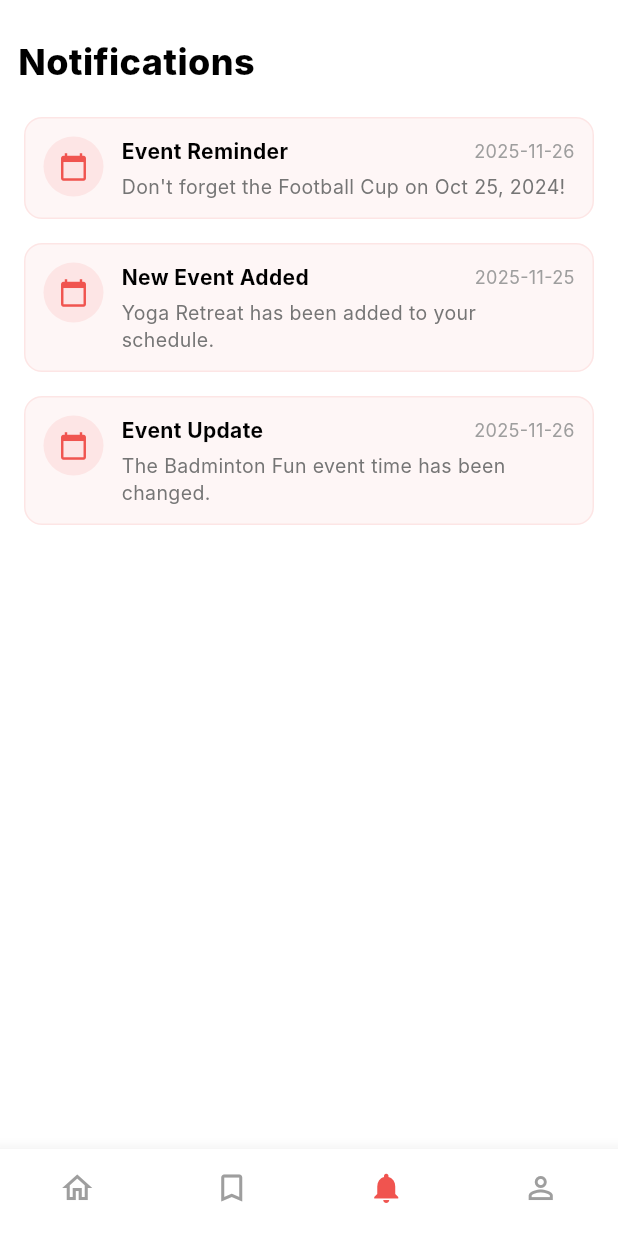
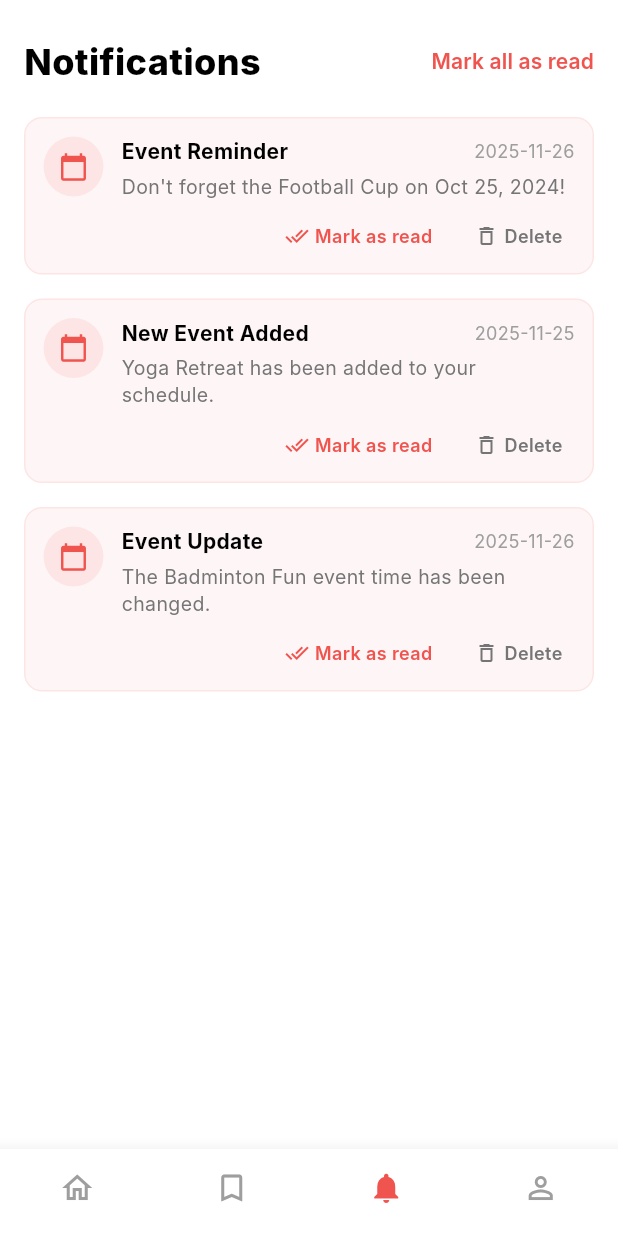
Before and after one commit to pbp-kelompok-b06/sportnet-mobile, a Flutter app: the screen it shows after launch, item 3 of the bottom bar chosen, on a phone screen of 412 x 824 dp. Run offline on Flutter 3.47's test engine with Material 3 defaults, Android fonts, the light colour scheme and no system bars; network calls fail; Roboto replaces fonts that are missing (Inter).

Commit message:
Add read delete Notifikasi

```diff
--- a/lib/screens/notif_page.dart
+++ b/lib/screens/notif_page.dart
@@ -1,13 +1,16 @@
 import 'package:flutter/material.dart';
-import '../models/notifications.dart' as model; // Menggunakan alias untuk menghindari konflik nama
+import '../models/notifications.dart' as model;
 
-class NotificationsPage extends StatelessWidget {
+class NotificationsPage extends StatefulWidget {
   const NotificationsPage({super.key});
 
-  // Contoh data dummy menggunakan model.
-  // Pastikan class di 'models/notifications.dart' bernama Notification
-  // atau sesuaikan bagian ini dengan nama class Anda (misal: model.NotificationItem).
-  static final List<model.Notification> _allNotifications = [
+  @override
+  State<NotificationsPage> createState() => _NotificationsPageState();
+}
+
+class _NotificationsPageState extends State<NotificationsPage> {
+  // Data notifikasi dipindahkan ke state agar bisa diubah (mutable)
+  static List<model.Notification> _notifications = [
     model.Notification(
     id: 1,
     title: "Event Reminder",
@@ -32,22 +35,59 @@ class NotificationsPage extends StatelessWidget {
   ),
   ];
 
+  // Fungsi untuk menandai semua sebagai sudah dibaca
+  void _markAllAsRead() {
+    setState(() {
+      _notifications = _notifications.map((n) {
+        return model.Notification(
+          id: n.id,
+          title: n.title,
+          message: n.message,
+          timestamp: n.timestamp,
+          isRead: true,
+          eventId: n.eventId,
+        );
+      }).toList();
+    });
+  }
+
+  // Fungsi untuk menandai satu item sebagai sudah dibaca
+  void _markAsRead(int index) {
+    setState(() {
+      final old = _notifications[index];
+      _notifications[index] = model.Notification(
+        title: old.title,
+        message: old.message,
+        timestamp: old.timestamp,
+        isRead: true,
+        eventId: old.eventId,
+        id: old.id,
+      );
+    });
+  }
+
+  // Fungsi untuk menghapus notifikasi
+  void _deleteNotification(int index) {
+    setState(() {
+      _notifications.removeAt(index);
+    });
+  }
+
   @override
   Widget build(BuildContext context) {
     const Color primaryOrange = Color(0xFFF0544F);
 
-    return Scaffold(
-      body: SafeArea(
+    return SafeArea(
       child: Column(
         crossAxisAlignment: CrossAxisAlignment.start,
         children: [
           const SizedBox(height: 24),
-            // --- Header ---
+          // --- Header dengan Tombol "Mark all as read" ---
           Padding(
-              padding: const EdgeInsets.symmetric(horizontal: 8.0), // Reduced slightly to accommodate button padding
+            padding: const EdgeInsets.symmetric(horizontal: 16.0),
             child: Row(
+              mainAxisAlignment: MainAxisAlignment.spaceBetween,
               children: [
-                  const SizedBox(width: 4),
                 const Text(
                   'Notifications',
                   style: TextStyle(
@@ -56,42 +96,52 @@ class NotificationsPage extends StatelessWidget {
                     color: Colors.black,
                   ),
                 ),
+                TextButton(
+                  onPressed: _markAllAsRead,
+                  style: TextButton.styleFrom(
+                    padding: EdgeInsets.zero,
+                    minimumSize: const Size(50, 30),
+                    tapTargetSize: MaterialTapTargetSize.shrinkWrap,
+                  ),
+                  child: const Text(
+                    'Mark all as read',
+                    style: TextStyle(
+                      color: primaryOrange,
+                      fontWeight: FontWeight.w600,
+                      fontSize: 14,
+                    ),
+                  ),
+                ),
               ],
             ),
           ),
           const SizedBox(height: 20),
 
           // --- List ---
-            if (_allNotifications.isEmpty)
           Expanded(
-                child: Center(
+            child: _notifications.isEmpty
+                ? Center(
                     child: Text(
-                    'No notifications available.',
-                    style: TextStyle(
-                      fontSize: 16,
-                      color: Colors.grey.shade600,
-                    ),
-                  ),
+                      'No notifications',
+                      style: TextStyle(color: Colors.grey.shade500),
                     ),
                   )
-            else
-            Expanded(
-              child: ListView.builder(
+                : ListView.builder(
                     padding: const EdgeInsets.symmetric(horizontal: 16.0),
-                itemCount: _allNotifications.length,
+                    itemCount: _notifications.length,
                     itemBuilder: (context, index) {
-                  final notif = _allNotifications[index];
-                  return _buildNotificationItem(notif, primaryOrange);
+                      return _buildNotificationItem(index, primaryOrange);
                     },
                   ),
           ),
         ],
       ),
-      )
     );
   }
 
-  Widget _buildNotificationItem(model.Notification notif, Color primaryColor) {
+  Widget _buildNotificationItem(int index, Color primaryColor) {
+    final notif = _notifications[index];
+
     return Container(
       margin: const EdgeInsets.only(bottom: 16.0),
       padding: const EdgeInsets.all(12.0),
@@ -99,16 +149,22 @@ class NotificationsPage extends StatelessWidget {
         color: !notif.isRead ? primaryColor.withOpacity(0.05) : Colors.white,
         borderRadius: BorderRadius.circular(12),
         border: Border.all(
-          color: !notif.isRead ? primaryColor.withOpacity(0.1) : Colors.grey.shade200,
+          color: !notif.isRead
+              ? primaryColor.withOpacity(0.1)
+              : Colors.grey.shade200,
         ),
       ),
-      child: Row(
+      child: Column(
+        children: [
+          Row(
             crossAxisAlignment: CrossAxisAlignment.start,
             children: [
               Container(
                 padding: const EdgeInsets.all(10),
                 decoration: BoxDecoration(
-              color: !notif.isRead ? primaryColor.withOpacity(0.1) : Colors.grey.shade100,
+                  color: !notif.isRead
+                      ? primaryColor.withOpacity(0.1)
+                      : Colors.grey.shade100,
                   shape: BoxShape.circle,
                 ),
                 child: Icon(
@@ -130,7 +186,9 @@ class NotificationsPage extends StatelessWidget {
                           style: TextStyle(
                             fontWeight: FontWeight.bold,
                             fontSize: 14,
-                        color: !notif.isRead ? Colors.black : Colors.grey.shade800,
+                            color: !notif.isRead
+                                ? Colors.black
+                                : Colors.grey.shade800,
                           ),
                         ),
                         Text(
@@ -156,6 +214,76 @@ class NotificationsPage extends StatelessWidget {
               ),
             ],
           ),
+          // --- Action Buttons Row ---
+          const SizedBox(height: 12),
+          Row(
+            mainAxisAlignment: MainAxisAlignment.end,
+            children: [
+              if (!notif.isRead) ...[
+                _buildActionButton(
+                  icon: Icons.done_all,
+                  label: 'Mark as read',
+                  color: primaryColor,
+                  onTap: () => _markAsRead(index),
+                ),
+                const SizedBox(width: 12),
+              ],
+              _buildActionButton(
+                icon: Icons.delete_outline,
+                label: 'Delete',
+                color: Colors.grey.shade600,
+                onTap: () => _deleteNotification(index),
+              ),
+            ],
+          ),
+        ],
+      ),
     );
   }
+
+  Widget _buildActionButton({
+    required IconData icon,
+    required String label,
+    required Color color,
+    required VoidCallback onTap,
+  }) {
+    return InkWell(
+      onTap: onTap,
+      borderRadius: BorderRadius.circular(8),
+      child: Padding(
+        padding: const EdgeInsets.symmetric(horizontal: 8.0, vertical: 4.0),
+        child: Row(
+          children: [
+            Icon(icon, size: 16, color: color),
+            const SizedBox(width: 4),
+            Text(
+              label,
+              style: TextStyle(
+                fontSize: 12,
+                fontWeight: FontWeight.w600,
+                color: color,
+              ),
+            ),
+          ],
+        ),
+      ),
+    );
   }
+
+  IconData _getIconForType(String type) {
+    switch (type) {
+      case 'match':
+        return Icons.calendar_today;
+      case 'booking':
+        return Icons.confirmation_number_outlined;
+      case 'offer':
+        return Icons.local_offer_outlined;
+      case 'payment':
+        return Icons.check_circle_outline;
+      case 'friend':
+        return Icons.group_add_outlined;
+      default:
+        return Icons.notifications_none;
+    }
+  }
+}
```
Lines whose indentation alone changed are shown as unchanged.
